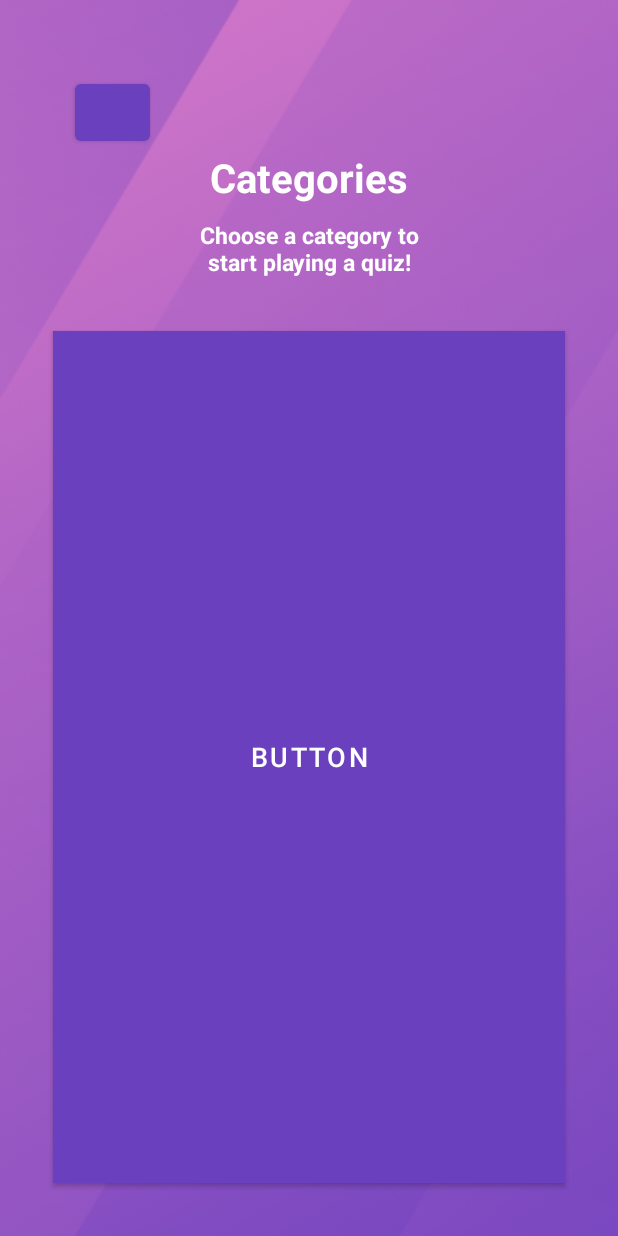
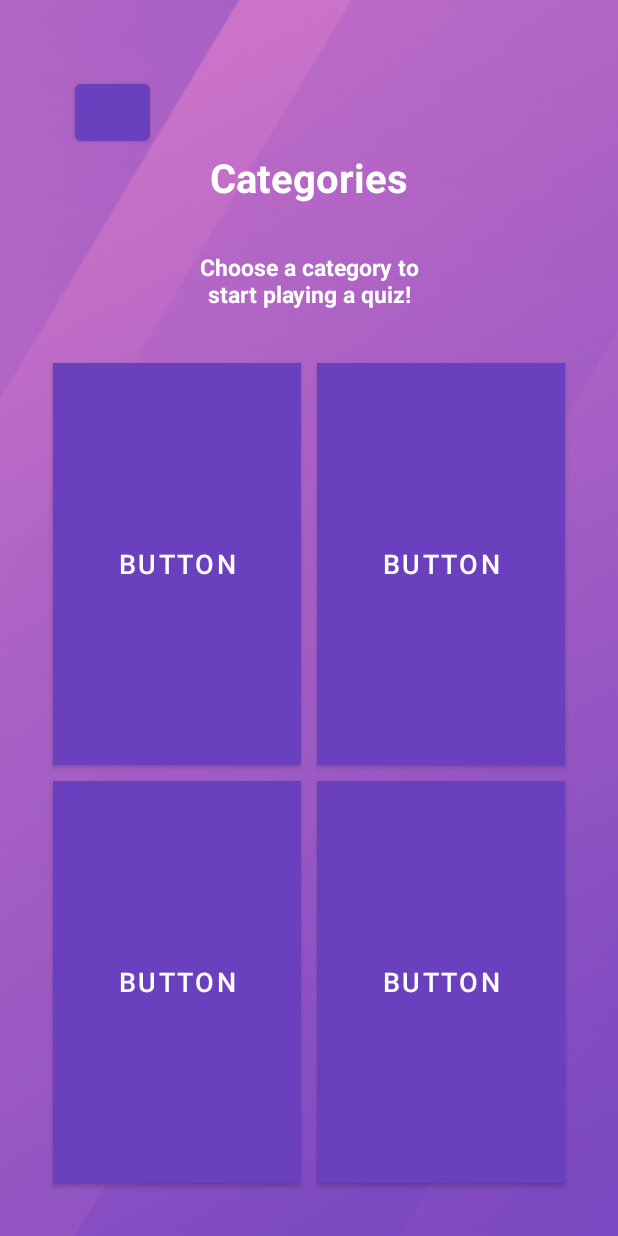
Before and after one commit to LaraCassandra/QuizBee, an Android app: the layout activity_categories.xml on its own in the app's theme, with its tools: preview values and no code run, on a phone screen of 412 x 824 dp. Run offline under Robolectric (Android 15) with nearby library versions, the phone set to English and light mode, and no system bars.

Commit message:
commit small changes

```diff
--- a/QuizMe/app/src/main/res/layout/activity_categories.xml
+++ b/QuizMe/app/src/main/res/layout/activity_categories.xml
@@ -36,6 +36,19 @@
             android:textSize="12pt"/>
 
         <TextView
+            android:id="@+id/tv_name"
+            android:layout_height="wrap_content"
+            android:layout_width="wrap_content"
+            android:layout_gravity="center"
+            android:text=""
+            android:textColor="@color/white"
+            android:textStyle="bold"
+            android:textSize="7pt"
+            android:textAlignment="center"
+            android:layout_marginTop="10dp"/>
+
+        <TextView
+            android:id="@+id/tv_msg"
             android:layout_width="160dp"
             android:layout_height="wrap_content"
             android:layout_gravity="center"
@@ -43,8 +56,7 @@
             android:textColor="@color/white"
             android:textStyle="bold"
             android:textSize="7pt"
-            android:textAlignment="center"
-            android:layout_marginTop="10dp"/>
+            android:textAlignment="center"/>
 
         <GridLayout
             android:layout_width="match_parent"
@@ -64,6 +76,39 @@
                 android:layout_margin="5dp"
                 android:text="Button"/>
 
+            <Button
+                android:id="@+id/btn_cat2"
+                android:layout_gravity="fill"
+                android:layout_columnWeight="1"
+                android:layout_rowWeight="1"
+                android:background="@color/white"
+                android:backgroundTint="@color/white"
+                android:textSize="8pt"
+                android:layout_margin="5dp"
+                android:text="Button"/>
+
+            <Button
+                android:id="@+id/btn_cat3"
+                android:layout_gravity="fill"
+                android:layout_columnWeight="1"
+                android:layout_rowWeight="1"
+                android:background="@color/white"
+                android:backgroundTint="@color/white"
+                android:textSize="8pt"
+                android:layout_margin="5dp"
+                android:text="Button"/>
+
+            <Button
+                android:id="@+id/btn_cat4"
+                android:layout_gravity="fill"
+                android:layout_columnWeight="1"
+                android:layout_rowWeight="1"
+                android:background="@color/white"
+                android:backgroundTint="@color/white"
+                android:textSize="8pt"
+                android:layout_margin="5dp"
+                android:text="Button"/>
+
 
 
         </GridLayout>
```
Also changed, not shown: QuizMe/app/src/main/AndroidManifest.xml (+5 -3 lines), QuizMe/app/src/main/java/com/example/quizme/CategoriesActivity.kt (+12 -0 lines), QuizMe/app/src/main/java/com/example/quizme/LandQuestionOneActivity.kt (added, +11 -0 lines), QuizMe/app/src/main/java/com/example/quizme/Question.kt (added, +11 -0 lines), QuizMe/app/src/main/res/layout/activity_land_question_one.xml (added, +9 -0 lines).
